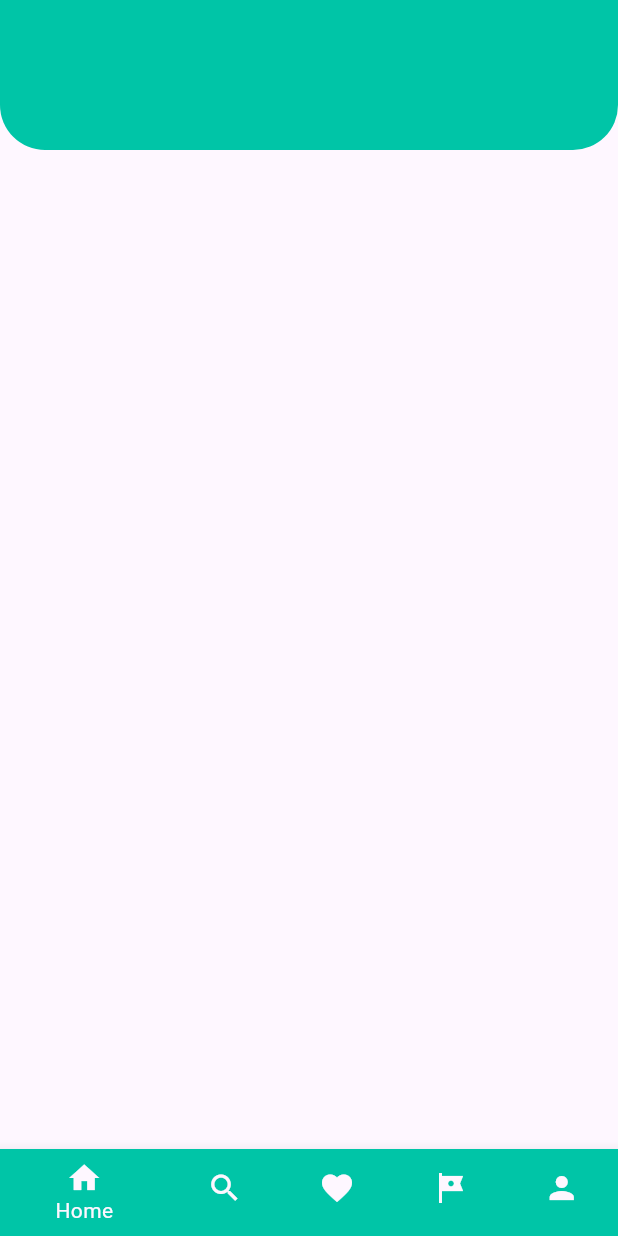
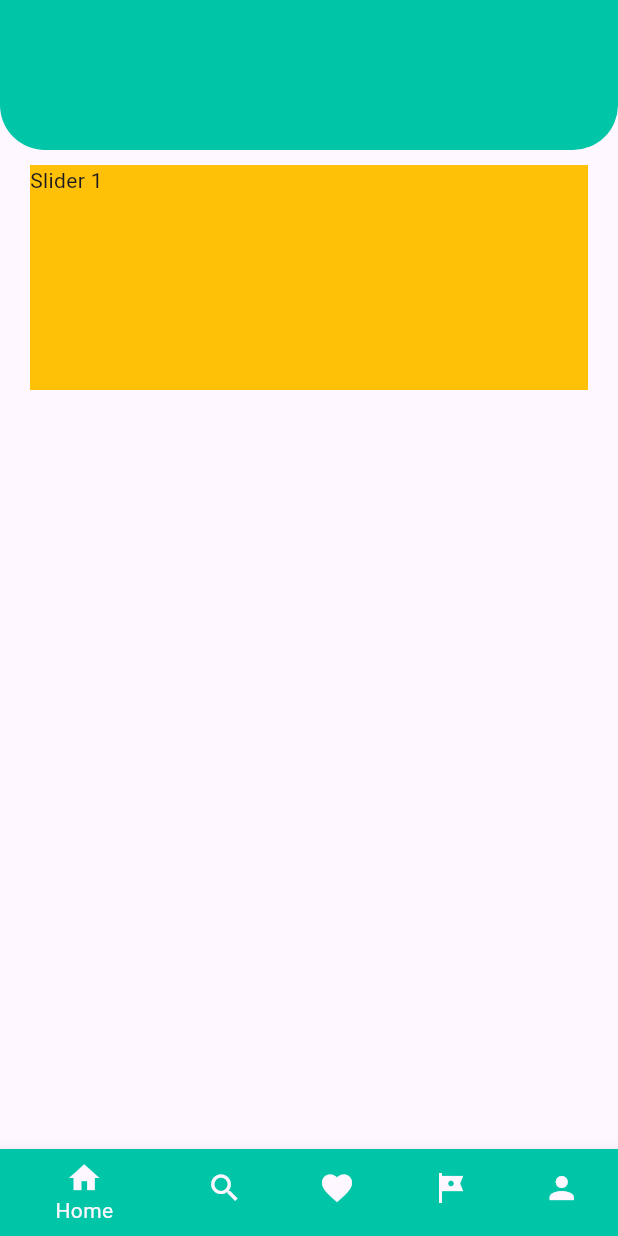
Before and after one commit to hyuniedev/Ryokou, a Flutter app: the screen it shows after launch, on a phone screen of 412 x 824 dp. Run offline on Flutter 3.47's test engine with Material 3 defaults, Android fonts, the phone set to English and light mode, and no system bars.

Commit message:
sukoshi slider

```diff
--- a/ryokou/lib/ui/page/home_page.dart
+++ b/ryokou/lib/ui/page/home_page.dart
@@ -1,5 +1,4 @@
 import 'package:flutter/material.dart';
-import 'package:ryokou/themes/colors_theme.dart';
 import 'package:ryokou/ui/appbar/top_app_bar.dart';
 import 'package:ryokou/ui/slider/slider.dart';
 
@@ -15,6 +14,7 @@ class _HomePageState extends State<HomePage> {
   Widget build(BuildContext context) {
     return Scaffold(
       appBar: getAppBar(Container()),
+      body: SliderBar(numSlider: 10),
     );
   }
 }
```
